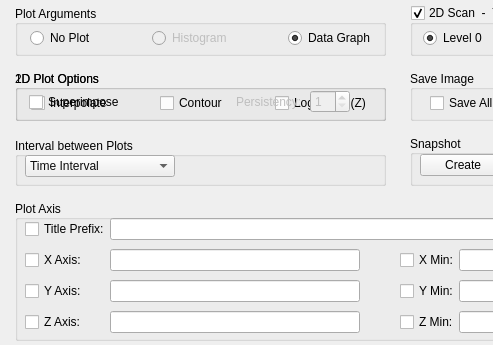
Old version of the form slsDetectorGui/forms/form_tab_plot.ui in the repository slsdetectorgroup/slsDetectorPackage; both pictures show x 0 to 493 and y 0 to 345 of the 775 by 345 pixel window.
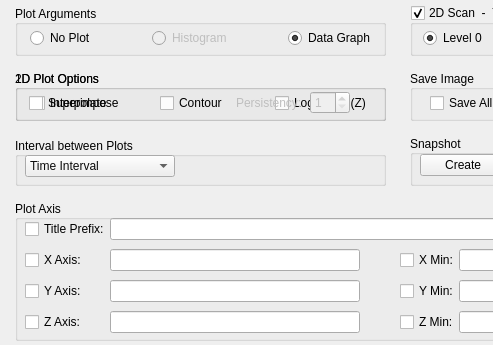
New version of the form. Icons and pictures are not drawn.

Diff of the .ui file:
```diff
--- a/slsDetectorGui/forms/form_tab_plot.ui
+++ b/slsDetectorGui/forms/form_tab_plot.ui
@@ -208,7 +208,7 @@
       <property name="geometry">
        <rect>
         <x>5</x>
-        <y>4</y>
+        <y>5</y>
         <width>107</width>
         <height>26</height>
        </rect>
@@ -238,7 +238,7 @@
         <x>210</x>
         <y>5</y>
         <width>128</width>
-        <height>23</height>
+        <height>26</height>
        </rect>
       </property>
       <layout class="QHBoxLayout" name="horizontalLayout">
```
